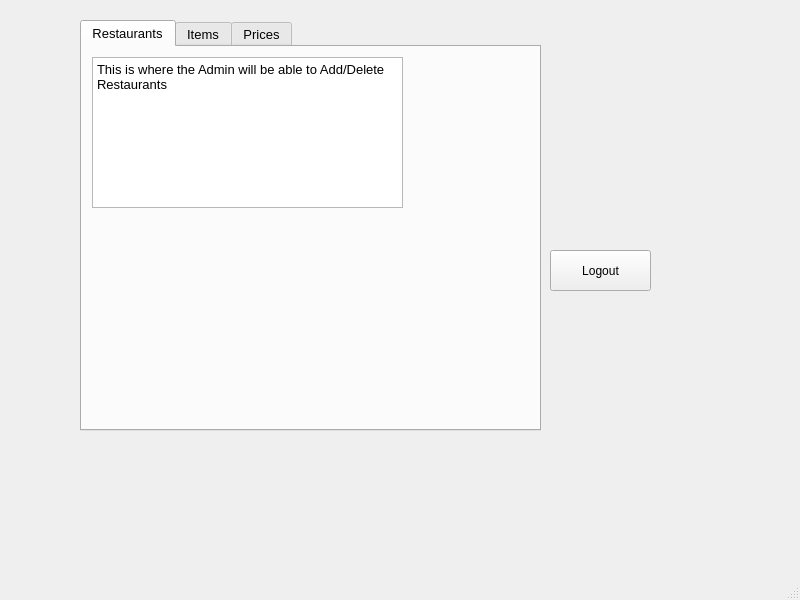
Above: DSSDWorkspace/DSSDFastFoodProject/admin.ui from seigle15/Double-Sean-with-a-side-of-Data before the change. Below: the same form after it.
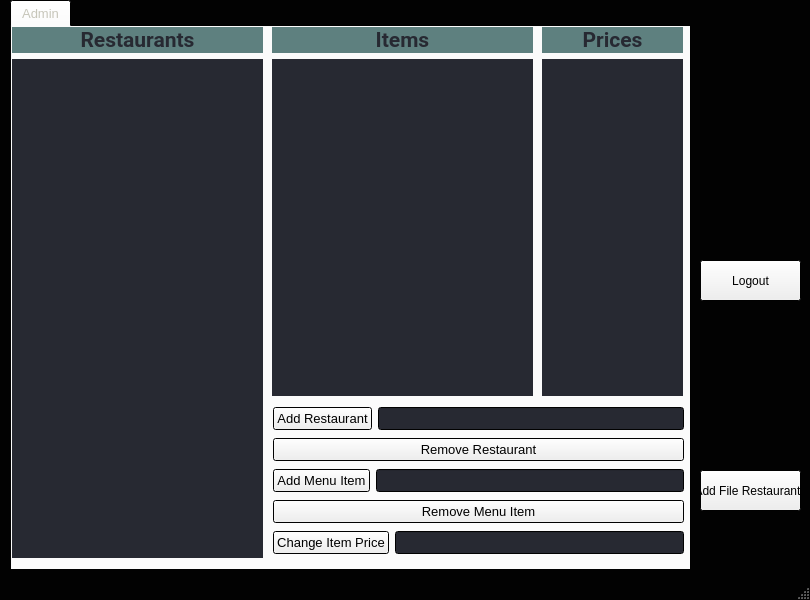
That is the form after the change.

```diff
--- a/DSSDWorkspace/DSSDFastFoodProject/admin.ui
+++ b/DSSDWorkspace/DSSDFastFoodProject/admin.ui
@@ -6,10 +6,101 @@
    <rect>
     <x>0</x>
     <y>0</y>
-    <width>800</width>
+    <width>810</width>
     <height>600</height>
    </rect>
   </property>
+  <property name="palette">
+   <palette>
+    <active>
+     <colorrole role="WindowText">
+      <brush brushstyle="SolidPattern">
+       <color alpha="255">
+        <red>198</red>
+        <green>197</green>
+        <blue>185</blue>
+       </color>
+      </brush>
+     </colorrole>
+     <colorrole role="Base">
+      <brush brushstyle="SolidPattern">
+       <color alpha="255">
+        <red>39</red>
+        <green>41</green>
+        <blue>50</blue>
+       </color>
+      </brush>
+     </colorrole>
+     <colorrole role="Window">
+      <brush brushstyle="SolidPattern">
+       <color alpha="255">
+        <red>2</red>
+        <green>2</green>
+        <blue>2</blue>
+       </color>
+      </brush>
+     </colorrole>
+    </active>
+    <inactive>
+     <colorrole role="WindowText">
+      <brush brushstyle="SolidPattern">
+       <color alpha="255">
+        <red>198</red>
+        <green>197</green>
+        <blue>185</blue>
+       </color>
+      </brush>
+     </colorrole>
+     <colorrole role="Base">
+      <brush brushstyle="SolidPattern">
+       <color alpha="255">
+        <red>39</red>
+        <green>41</green>
+        <blue>50</blue>
+       </color>
+      </brush>
+     </colorrole>
+     <colorrole role="Window">
+      <brush brushstyle="SolidPattern">
+       <color alpha="255">
+        <red>2</red>
+        <green>2</green>
+        <blue>2</blue>
+       </color>
+      </brush>
+     </colorrole>
+    </inactive>
+    <disabled>
+     <colorrole role="WindowText">
+      <brush brushstyle="SolidPattern">
+       <color alpha="255">
+        <red>120</red>
+        <green>120</green>
+        <blue>120</blue>
+       </color>
+      </brush>
+     </colorrole>
+     <colorrole role="Base">
+      <brush brushstyle="SolidPattern">
+       <color alpha="255">
+        <red>2</red>
+        <green>2</green>
+        <blue>2</blue>
+       </color>
+      </brush>
+     </colorrole>
+     <colorrole role="Window">
+      <brush brushstyle="SolidPattern">
+       <color alpha="255">
+        <red>2</red>
+        <green>2</green>
+        <blue>2</blue>
+       </color>
+      </brush>
+     </colorrole>
+    </disabled>
+   </palette>
+  </property>
   <property name="windowTitle">
    <string>MainWindow</string>
   </property>
@@ -17,10 +108,10 @@
    <widget class="QTabWidget" name="tabWidget">
     <property name="geometry">
      <rect>
-      <x>80</x>
-      <y>20</y>
-      <width>461</width>
-      <height>411</height>
+      <x>10</x>
+      <y>0</y>
+      <width>681</width>
+      <height>571</height>
      </rect>
     </property>
     <property name="font">
@@ -33,77 +124,692 @@
     </property>
     <widget class="QWidget" name="tab">
      <attribute name="title">
-      <string>Restaurants</string>
+      <string>Admin</string>
      </attribute>
-     <widget class="QTextEdit" name="textEdit">
+     <widget class="QWidget" name="layoutWidget_2">
       <property name="geometry">
        <rect>
-        <x>10</x>
-        <y>10</y>
-        <width>311</width>
-        <height>151</height>
+        <x>0</x>
+        <y>0</y>
+        <width>251</width>
+        <height>531</height>
        </rect>
       </property>
-      <property name="html">
-       <string>&lt;!DOCTYPE HTML PUBLIC &quot;-//W3C//DTD HTML 4.0//EN&quot; &quot;http://www.w3.org/TR/REC-html40/strict.dtd&quot;&gt;
-&lt;html&gt;&lt;head&gt;&lt;meta name=&quot;qrichtext&quot; content=&quot;1&quot; /&gt;&lt;style type=&quot;text/css&quot;&gt;
-p, li { white-space: pre-wrap; }
-&lt;/style&gt;&lt;/head&gt;&lt;body style=&quot; font-family:'MS Shell Dlg 2'; font-size:10pt; font-weight:400; font-style:normal;&quot;&gt;
-&lt;p style=&quot; margin-top:0px; margin-bottom:0px; margin-left:0px; margin-right:0px; -qt-block-indent:0; text-indent:0px;&quot;&gt;This is where the Admin will be able to Add/Delete Restaurants&lt;/p&gt;
-&lt;p style=&quot;-qt-paragraph-type:empty; margin-top:0px; margin-bottom:0px; margin-left:0px; margin-right:0px; -qt-block-indent:0; text-indent:0px;&quot;&gt;&lt;br /&gt;&lt;/p&gt;&lt;/body&gt;&lt;/html&gt;</string>
+      <layout class="QVBoxLayout" name="verticalLayout_3">
+       <item>
+        <widget class="QLabel" name="label_4">
+         <property name="palette">
+          <palette>
+           <active>
+            <colorrole role="WindowText">
+             <brush brushstyle="SolidPattern">
+              <color alpha="255">
+               <red>39</red>
+               <green>41</green>
+               <blue>50</blue>
+              </color>
+             </brush>
+            </colorrole>
+            <colorrole role="Base">
+             <brush brushstyle="SolidPattern">
+              <color alpha="255">
+               <red>39</red>
+               <green>41</green>
+               <blue>50</blue>
+              </color>
+             </brush>
+            </colorrole>
+            <colorrole role="Window">
+             <brush brushstyle="SolidPattern">
+              <color alpha="255">
+               <red>94</red>
+               <green>128</green>
+               <blue>127</blue>
+              </color>
+             </brush>
+            </colorrole>
+           </active>
+           <inactive>
+            <colorrole role="WindowText">
+             <brush brushstyle="SolidPattern">
+              <color alpha="255">
+               <red>39</red>
+               <green>41</green>
+               <blue>50</blue>
+              </color>
+             </brush>
+            </colorrole>
+            <colorrole role="Base">
+             <brush brushstyle="SolidPattern">
+              <color alpha="255">
+               <red>39</red>
+               <green>41</green>
+               <blue>50</blue>
+              </color>
+             </brush>
+            </colorrole>
+            <colorrole role="Window">
+             <brush brushstyle="SolidPattern">
+              <color alpha="255">
+               <red>94</red>
+               <green>128</green>
+               <blue>127</blue>
+              </color>
+             </brush>
+            </colorrole>
+           </inactive>
+           <disabled>
+            <colorrole role="WindowText">
+             <brush brushstyle="SolidPattern">
+              <color alpha="255">
+               <red>120</red>
+               <green>120</green>
+               <blue>120</blue>
+              </color>
+             </brush>
+            </colorrole>
+            <colorrole role="Base">
+             <brush brushstyle="SolidPattern">
+              <color alpha="255">
+               <red>94</red>
+               <green>128</green>
+               <blue>127</blue>
+              </color>
+             </brush>
+            </colorrole>
+            <colorrole role="Window">
+             <brush brushstyle="SolidPattern">
+              <color alpha="255">
+               <red>94</red>
+               <green>128</green>
+               <blue>127</blue>
+              </color>
+             </brush>
+            </colorrole>
+           </disabled>
+          </palette>
+         </property>
+         <property name="font">
+          <font>
+           <family>Roboto</family>
+           <pointsize>16</pointsize>
+           <weight>75</weight>
+           <bold>true</bold>
+          </font>
+         </property>
+         <property name="autoFillBackground">
+          <bool>true</bool>
+         </property>
+         <property name="text">
+          <string>Restaurants</string>
+         </property>
+         <property name="alignment">
+          <set>Qt::AlignCenter</set>
+         </property>
+        </widget>
+       </item>
+       <item>
+        <widget class="QListWidget" name="restaurantListWidget">
+         <property name="palette">
+          <palette>
+           <active>
+            <colorrole role="Text">
+             <brush brushstyle="SolidPattern">
+              <color alpha="255">
+               <red>198</red>
+               <green>197</green>
+               <blue>185</blue>
+              </color>
+             </brush>
+            </colorrole>
+            <colorrole role="Base">
+             <brush brushstyle="SolidPattern">
+              <color alpha="255">
+               <red>39</red>
+               <green>41</green>
+               <blue>50</blue>
+              </color>
+             </brush>
+            </colorrole>
+            <colorrole role="Window">
+             <brush brushstyle="SolidPattern">
+              <color alpha="255">
+               <red>2</red>
+               <green>2</green>
+               <blue>2</blue>
+              </color>
+             </brush>
+            </colorrole>
+           </active>
+           <inactive>
+            <colorrole role="Text">
+             <brush brushstyle="SolidPattern">
+              <color alpha="255">
+               <red>198</red>
+               <green>197</green>
+               <blue>185</blue>
+              </color>
+             </brush>
+            </colorrole>
+            <colorrole role="Base">
+             <brush brushstyle="SolidPattern">
+              <color alpha="255">
+               <red>39</red>
+               <green>41</green>
+               <blue>50</blue>
+              </color>
+             </brush>
+            </colorrole>
+            <colorrole role="Window">
+             <brush brushstyle="SolidPattern">
+              <color alpha="255">
+               <red>2</red>
+               <green>2</green>
+               <blue>2</blue>
+              </color>
+             </brush>
+            </colorrole>
+           </inactive>
+           <disabled>
+            <colorrole role="Text">
+             <brush brushstyle="SolidPattern">
+              <color alpha="255">
+               <red>120</red>
+               <green>120</green>
+               <blue>120</blue>
+              </color>
+             </brush>
+            </colorrole>
+            <colorrole role="Base">
+             <brush brushstyle="SolidPattern">
+              <color alpha="255">
+               <red>2</red>
+               <green>2</green>
+               <blue>2</blue>
+              </color>
+             </brush>
+            </colorrole>
+            <colorrole role="Window">
+             <brush brushstyle="SolidPattern">
+              <color alpha="255">
+               <red>2</red>
+               <green>2</green>
+               <blue>2</blue>
+              </color>
+             </brush>
+            </colorrole>
+           </disabled>
+          </palette>
+         </property>
+         <property name="font">
+          <font>
+           <family>Roboto</family>
+           <pointsize>12</pointsize>
+           <weight>75</weight>
+           <bold>true</bold>
+          </font>
+         </property>
+         <property name="toolTip">
+          <string>double-click to see menu</string>
+         </property>
+         <property name="whatsThis">
+          <string/>
+         </property>
+         <property name="autoFillBackground">
+          <bool>false</bool>
+         </property>
+         <property name="frameShape">
+          <enum>QFrame::NoFrame</enum>
+         </property>
+        </widget>
+       </item>
+      </layout>
+     </widget>
+     <widget class="QWidget" name="layoutWidget_3">
+      <property name="geometry">
+       <rect>
+        <x>260</x>
+        <y>0</y>
+        <width>261</width>
+        <height>369</height>
+       </rect>
       </property>
+      <layout class="QVBoxLayout" name="verticalLayout_4">
+       <item>
+        <widget class="QLabel" name="label_5">
+         <property name="palette">
+          <palette>
+           <active>
+            <colorrole role="WindowText">
+             <brush brushstyle="SolidPattern">
+              <color alpha="255">
+               <red>39</red>
+               <green>41</green>
+               <blue>50</blue>
+              </color>
+             </brush>
+            </colorrole>
+            <colorrole role="Base">
+             <brush brushstyle="SolidPattern">
+              <color alpha="255">
+               <red>39</red>
+               <green>41</green>
+               <blue>50</blue>
+              </color>
+             </brush>
+            </colorrole>
+            <colorrole role="Window">
+             <brush brushstyle="SolidPattern">
+              <color alpha="255">
+               <red>94</red>
+               <green>128</green>
+               <blue>127</blue>
+              </color>
+             </brush>
+            </colorrole>
+           </active>
+           <inactive>
+            <colorrole role="WindowText">
+             <brush brushstyle="SolidPattern">
+              <color alpha="255">
+               <red>39</red>
+               <green>41</green>
+               <blue>50</blue>
+              </color>
+             </brush>
+            </colorrole>
+            <colorrole role="Base">
+             <brush brushstyle="SolidPattern">
+              <color alpha="255">
+               <red>39</red>
+               <green>41</green>
+               <blue>50</blue>
+              </color>
+             </brush>
+            </colorrole>
+            <colorrole role="Window">
+             <brush brushstyle="SolidPattern">
+              <color alpha="255">
+               <red>94</red>
+               <green>128</green>
+               <blue>127</blue>
+              </color>
+             </brush>
+            </colorrole>
+           </inactive>
+           <disabled>
+            <colorrole role="WindowText">
+             <brush brushstyle="SolidPattern">
+              <color alpha="255">
+               <red>120</red>
+               <green>120</green>
+               <blue>120</blue>
+              </color>
+             </brush>
+            </colorrole>
+            <colorrole role="Base">
+             <brush brushstyle="SolidPattern">
+              <color alpha="255">
+               <red>94</red>
+               <green>128</green>
+               <blue>127</blue>
+              </color>
+             </brush>
+            </colorrole>
+            <colorrole role="Window">
+             <brush brushstyle="SolidPattern">
+              <color alpha="255">
+               <red>94</red>
+               <green>128</green>
+               <blue>127</blue>
+              </color>
+             </brush>
+            </colorrole>
+           </disabled>
+          </palette>
+         </property>
+         <property name="font">
+          <font>
+           <family>Roboto</family>
+           <pointsize>16</pointsize>
+           <weight>75</weight>
+           <bold>true</bold>
+          </font>
+         </property>
+         <property name="autoFillBackground">
+          <bool>true</bool>
+         </property>
+         <property name="text">
+          <string>Items</string>
+         </property>
+         <property name="alignment">
+          <set>Qt::AlignCenter</set>
+         </property>
+        </widget>
+       </item>
+       <item>
+        <widget class="QListWidget" name="itemsListWidget">
+         <property name="palette">
+          <palette>
+           <active>
+            <colorrole role="Text">
+             <brush brushstyle="SolidPattern">
+              <color alpha="255">
+               <red>198</red>
+               <green>197</green>
+               <blue>185</blue>
+              </color>
+             </brush>
+            </colorrole>
+           </active>
+           <inactive>
+            <colorrole role="Text">
+             <brush brushstyle="SolidPattern">
+              <color alpha="255">
+               <red>198</red>
+               <green>197</green>
+               <blue>185</blue>
+              </color>
+             </brush>
+            </colorrole>
+           </inactive>
+           <disabled>
+            <colorrole role="Text">
+             <brush brushstyle="SolidPattern">
+              <color alpha="255">
+               <red>120</red>
+               <green>120</green>
+               <blue>120</blue>
+              </color>
+             </brush>
+            </colorrole>
+           </disabled>
+          </palette>
+         </property>
+         <property name="font">
+          <font>
+           <family>Roboto</family>
+           <pointsize>12</pointsize>
+           <weight>75</weight>
+           <bold>true</bold>
+          </font>
+         </property>
+         <property name="toolTip">
+          <string/>
+         </property>
+         <property name="whatsThis">
+          <string/>
+         </property>
+         <property name="autoFillBackground">
+          <bool>false</bool>
+         </property>
+         <property name="frameShape">
+          <enum>QFrame::NoFrame</enum>
+         </property>
+        </widget>
+       </item>
+      </layout>
      </widget>
-    </widget>
-    <widget class="QWidget" name="tab_2">
-     <attribute name="title">
-      <string>Items</string>
-     </attribute>
-     <widget class="QTextEdit" name="textEdit_2">
+     <widget class="QWidget" name="layoutWidget_4">
       <property name="geometry">
        <rect>
-        <x>10</x>
-        <y>10</y>
-        <width>281</width>
-        <height>161</height>
+        <x>530</x>
+        <y>0</y>
+        <width>141</width>
+        <height>369</height>
        </rect>
       </property>
-      <property name="html">
-       <string>&lt;!DOCTYPE HTML PUBLIC &quot;-//W3C//DTD HTML 4.0//EN&quot; &quot;http://www.w3.org/TR/REC-html40/strict.dtd&quot;&gt;
-&lt;html&gt;&lt;head&gt;&lt;meta name=&quot;qrichtext&quot; content=&quot;1&quot; /&gt;&lt;style type=&quot;text/css&quot;&gt;
-p, li { white-space: pre-wrap; }
-&lt;/style&gt;&lt;/head&gt;&lt;body style=&quot; font-family:'MS Shell Dlg 2'; font-size:10pt; font-weight:400; font-style:normal;&quot;&gt;
-&lt;p style=&quot; margin-top:0px; margin-bottom:0px; margin-left:0px; margin-right:0px; -qt-block-indent:0; text-indent:0px;&quot;&gt;This is where the Admin will be able to Add/Delete items from the menus.&lt;/p&gt;&lt;/body&gt;&lt;/html&gt;</string>
-      </property>
+      <layout class="QVBoxLayout" name="verticalLayout_5">
+       <item>
+        <widget class="QLabel" name="label_6">
+         <property name="palette">
+          <palette>
+           <active>
+            <colorrole role="WindowText">
+             <brush brushstyle="SolidPattern">
+              <color alpha="255">
+               <red>39</red>
+               <green>41</green>
+               <blue>50</blue>
+              </color>
+             </brush>
+            </colorrole>
+            <colorrole role="Base">
+             <brush brushstyle="SolidPattern">
+              <color alpha="255">
+               <red>39</red>
+               <green>41</green>
+               <blue>50</blue>
+              </color>
+             </brush>
+            </colorrole>
+            <colorrole role="Window">
+             <brush brushstyle="SolidPattern">
+              <color alpha="255">
+               <red>94</red>
+               <green>128</green>
+               <blue>127</blue>
+              </color>
+             </brush>
+            </colorrole>
+           </active>
+           <inactive>
+            <colorrole role="WindowText">
+             <brush brushstyle="SolidPattern">
+              <color alpha="255">
+               <red>39</red>
+               <green>41</green>
+               <blue>50</blue>
+              </color>
+             </brush>
+            </colorrole>
+            <colorrole role="Base">
+             <brush brushstyle="SolidPattern">
+              <color alpha="255">
+               <red>39</red>
+               <green>41</green>
+               <blue>50</blue>
+              </color>
+             </brush>
+            </colorrole>
+            <colorrole role="Window">
+             <brush brushstyle="SolidPattern">
+              <color alpha="255">
+               <red>94</red>
+               <green>128</green>
+               <blue>127</blue>
+              </color>
+             </brush>
+            </colorrole>
+           </inactive>
+           <disabled>
+            <colorrole role="WindowText">
+             <brush brushstyle="SolidPattern">
+              <color alpha="255">
+               <red>120</red>
+               <green>120</green>
+               <blue>120</blue>
+              </color>
+             </brush>
+            </colorrole>
+            <colorrole role="Base">
+             <brush brushstyle="SolidPattern">
+              <color alpha="255">
+               <red>94</red>
+               <green>128</green>
+               <blue>127</blue>
+              </color>
+             </brush>
+            </colorrole>
+            <colorrole role="Window">
+             <brush brushstyle="SolidPattern">
+              <color alpha="255">
+               <red>94</red>
+               <green>128</green>
+               <blue>127</blue>
+              </color>
+             </brush>
+            </colorrole>
+           </disabled>
+          </palette>
+         </property>
+         <property name="font">
+          <font>
+           <family>Roboto</family>
+           <pointsize>16</pointsize>
+           <weight>75</weight>
+           <bold>true</bold>
+          </font>
+         </property>
+         <property name="autoFillBackground">
+          <bool>true</bool>
+         </property>
+         <property name="text">
+          <string>Prices</string>
+         </property>
+         <property name="alignment">
+          <set>Qt::AlignCenter</set>
+         </property>
+        </widget>
+       </item>
+       <item>
+        <widget class="QListWidget" name="priceListWidget">
+         <property name="palette">
+          <palette>
+           <active>
+            <colorrole role="Text">
+             <brush brushstyle="SolidPattern">
+              <color alpha="255">
+               <red>198</red>
+               <green>197</green>
+               <blue>185</blue>
+              </color>
+             </brush>
+            </colorrole>
+           </active>
+           <inactive>
+            <colorrole role="Text">
+             <brush brushstyle="SolidPattern">
+              <color alpha="255">
+               <red>198</red>
+               <green>197</green>
+               <blue>185</blue>
+              </color>
+             </brush>
+            </colorrole>
+           </inactive>
+           <disabled>
+            <colorrole role="Text">
+             <brush brushstyle="SolidPattern">
+              <color alpha="255">
+               <red>120</red>
+               <green>120</green>
+               <blue>120</blue>
+              </color>
+             </brush>
+            </colorrole>
+           </disabled>
+          </palette>
+         </property>
+         <property name="font">
+          <font>
+           <family>Roboto</family>
+           <pointsize>12</pointsize>
+           <weight>75</weight>
+           <bold>true</bold>
+          </font>
+         </property>
+         <property name="toolTip">
+          <string/>
+         </property>
+         <property name="whatsThis">
+          <string/>
+         </property>
+         <property name="autoFillBackground">
+          <bool>false</bool>
+         </property>
+         <property name="frameShape">
+          <enum>QFrame::NoFrame</enum>
+         </property>
+        </widget>
+       </item>
+      </layout>
      </widget>
-    </widget>
-    <widget class="QWidget" name="tab_3">
-     <attribute name="title">
-      <string>Prices</string>
-     </attribute>
-     <widget class="QTextEdit" name="textEdit_3">
+     <widget class="QWidget" name="layoutWidget">
       <property name="geometry">
        <rect>
-        <x>10</x>
-        <y>10</y>
-        <width>291</width>
-        <height>131</height>
+        <x>261</x>
+        <y>378</y>
+        <width>411</width>
+        <height>152</height>
        </rect>
       </property>
-      <property name="html">
-       <string>&lt;!DOCTYPE HTML PUBLIC &quot;-//W3C//DTD HTML 4.0//EN&quot; &quot;http://www.w3.org/TR/REC-html40/strict.dtd&quot;&gt;
-&lt;html&gt;&lt;head&gt;&lt;meta name=&quot;qrichtext&quot; content=&quot;1&quot; /&gt;&lt;style type=&quot;text/css&quot;&gt;
-p, li { white-space: pre-wrap; }
-&lt;/style&gt;&lt;/head&gt;&lt;body style=&quot; font-family:'MS Shell Dlg 2'; font-size:10pt; font-weight:400; font-style:normal;&quot;&gt;
-&lt;p style=&quot; margin-top:0px; margin-bottom:0px; margin-left:0px; margin-right:0px; -qt-block-indent:0; text-indent:0px;&quot;&gt;This is where the Admin will be able to change prices of different menu itmes.&lt;/p&gt;&lt;/body&gt;&lt;/html&gt;</string>
-      </property>
+      <layout class="QVBoxLayout" name="verticalLayout">
+       <item>
+        <layout class="QHBoxLayout" name="horizontalLayout_2">
+         <item>
+          <widget class="QPushButton" name="pushButton_AddRestaurant">
+           <property name="text">
+            <string>Add Restaurant</string>
+           </property>
+          </widget>
+         </item>
+         <item>
+          <widget class="QLineEdit" name="lineEdit"/>
+         </item>
+        </layout>
+       </item>
+       <item>
+        <widget class="QPushButton" name="pushButton_RemoveRestaurant">
+         <property name="text">
+          <string>Remove Restaurant</string>
+         </property>
+        </widget>
+       </item>
+       <item>
+        <layout class="QHBoxLayout" name="horizontalLayout_3">
+         <item>
+          <widget class="QPushButton" name="pushButton_AddMenuItem">
+           <property name="text">
+            <string>Add Menu Item</string>
+           </property>
+          </widget>
+         </item>
+         <item>
+          <widget class="QLineEdit" name="lineEdit_2"/>
+         </item>
+        </layout>
+       </item>
+       <item>
+        <widget class="QPushButton" name="pushButton_RemoveMenuItem">
+         <property name="text">
+          <string>Remove Menu Item</string>
+         </property>
+        </widget>
+       </item>
+       <item>
+        <layout class="QHBoxLayout" name="horizontalLayout">
+         <item>
+          <widget class="QPushButton" name="pushButton_ChangePrice">
+           <property name="text">
+            <string>Change Item Price</string>
+           </property>
+          </widget>
+         </item>
+         <item>
+          <widget class="QLineEdit" name="lineEdit_3"/>
+         </item>
+        </layout>
+       </item>
+      </layout>
      </widget>
     </widget>
    </widget>
    <widget class="QPushButton" name="pushButton_Logout">
     <property name="geometry">
      <rect>
-      <x>550</x>
-      <y>250</y>
+      <x>700</x>
+      <y>260</y>
       <width>101</width>
       <height>41</height>
      </rect>
@@ -112,6 +818,19 @@
      <string>Logout</string>
     </property>
    </widget>
+   <widget class="QPushButton" name="pushButton_AddFromFile">
+    <property name="geometry">
+     <rect>
+      <x>700</x>
+      <y>470</y>
+      <width>101</width>
+      <height>41</height>
+     </rect>
+    </property>
+    <property name="text">
+     <string>Add File Restaurants</string>
+    </property>
+   </widget>
   </widget>
   <widget class="QMenuBar" name="menubar">
    <property name="geometry">
```
Left out of the diff: 6 changed lines with no effect on the pictures.
